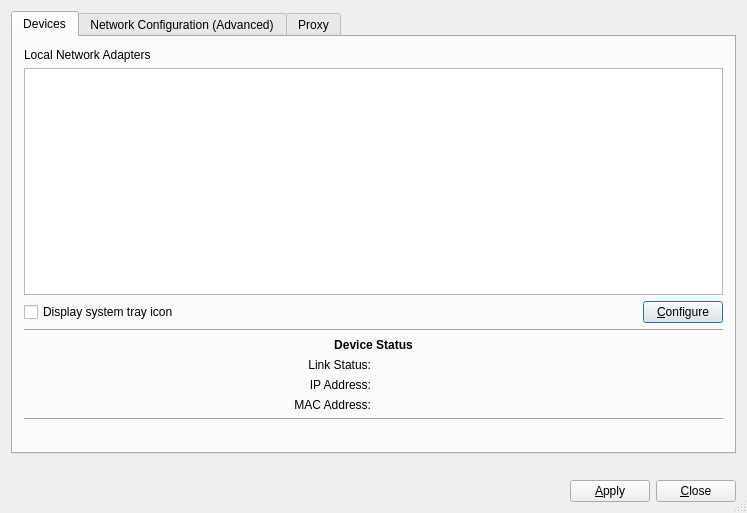
This is src-qt5/pc-netmanager/src/NetworkManager/networkman.ui in trueos/pcbsd as Qt 5 draws it before an edit. The edited form follows.
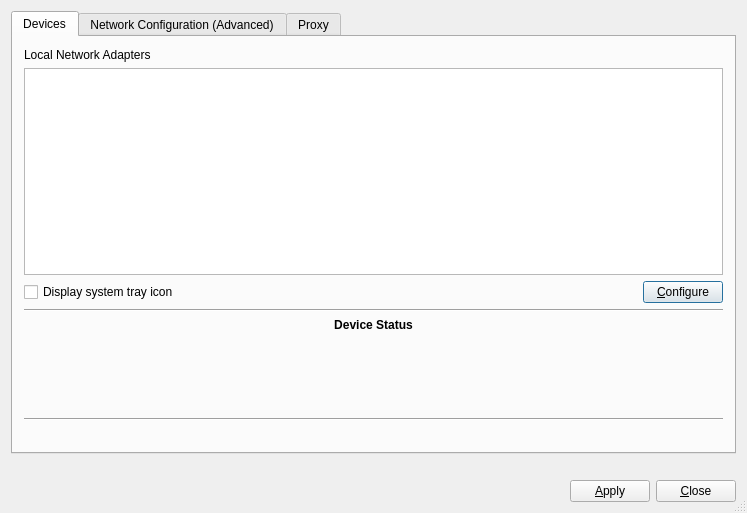
This is the edited form. The open tabs and pages were chosen to show the change. Icons and pictures are not drawn.

Commit message: Add display of IPv6 address to the main networkmanager UI. Also fix teh display of initial (non-used) status labels at the bottom.

Patch:
```diff
--- a/src-qt5/pc-netmanager/src/NetworkManager/networkman.ui
+++ b/src-qt5/pc-netmanager/src/NetworkManager/networkman.ui
@@ -24,7 +24,7 @@
    <item row="0" column="0">
     <widget class="QTabWidget" name="tabNetMan">
      <property name="currentIndex">
-      <number>1</number>
+      <number>0</number>
      </property>
      <widget class="QWidget" name="Widget8">
       <attribute name="title">
@@ -119,7 +119,7 @@
        <item row="5" column="0">
         <widget class="QLabel" name="textStatusLabel1">
          <property name="text">
-          <string>Link Status:</string>
+          <string notr="true"/>
          </property>
          <property name="alignment">
           <set>Qt::AlignRight|Qt::AlignTrailing|Qt::AlignVCenter</set>
@@ -142,7 +142,7 @@
        <item row="6" column="0">
         <widget class="QLabel" name="textStatusLabel2">
          <property name="text">
-          <string>IP Address:</string>
+          <string notr="true"/>
          </property>
          <property name="alignment">
           <set>Qt::AlignRight|Qt::AlignTrailing|Qt::AlignVCenter</set>
@@ -162,10 +162,10 @@
          </property>
         </widget>
        </item>
-       <item row="7" column="0">
+       <item row="8" column="0">
         <widget class="QLabel" name="textStatusLabel3">
          <property name="text">
-          <string>MAC Address:</string>
+          <string notr="true"/>
          </property>
          <property name="alignment">
           <set>Qt::AlignRight|Qt::AlignTrailing|Qt::AlignVCenter</set>
@@ -175,7 +175,7 @@
          </property>
         </widget>
        </item>
-       <item row="7" column="1">
+       <item row="8" column="1">
         <widget class="QLabel" name="textStatus3">
          <property name="text">
           <string/>
@@ -185,7 +185,7 @@
          </property>
         </widget>
        </item>
-       <item row="8" column="0" colspan="2">
+       <item row="9" column="0" colspan="2">
         <widget class="Line" name="line1_2">
          <property name="frameShape">
           <enum>QFrame::HLine</enum>
@@ -195,7 +195,7 @@
          </property>
         </widget>
        </item>
-       <item row="10" column="0" colspan="2">
+       <item row="11" column="0" colspan="2">
         <spacer name="spacer23">
          <property name="orientation">
           <enum>Qt::Vertical</enum>
@@ -211,6 +211,23 @@
          </property>
         </spacer>
        </item>
+       <item row="7" column="0">
+        <widget class="QLabel" name="textStatusLabel4">
+         <property name="text">
+          <string notr="true"/>
+         </property>
+         <property name="alignment">
+          <set>Qt::AlignRight|Qt::AlignTrailing|Qt::AlignVCenter</set>
+         </property>
+        </widget>
+       </item>
+       <item row="7" column="1">
+        <widget class="QLabel" name="textStatus4">
+         <property name="text">
+          <string notr="true"/>
+         </property>
+        </widget>
+       </item>
       </layout>
      </widget>
      <widget class="QWidget" name="TabPage">
```
The commit also changes 2 other files.
